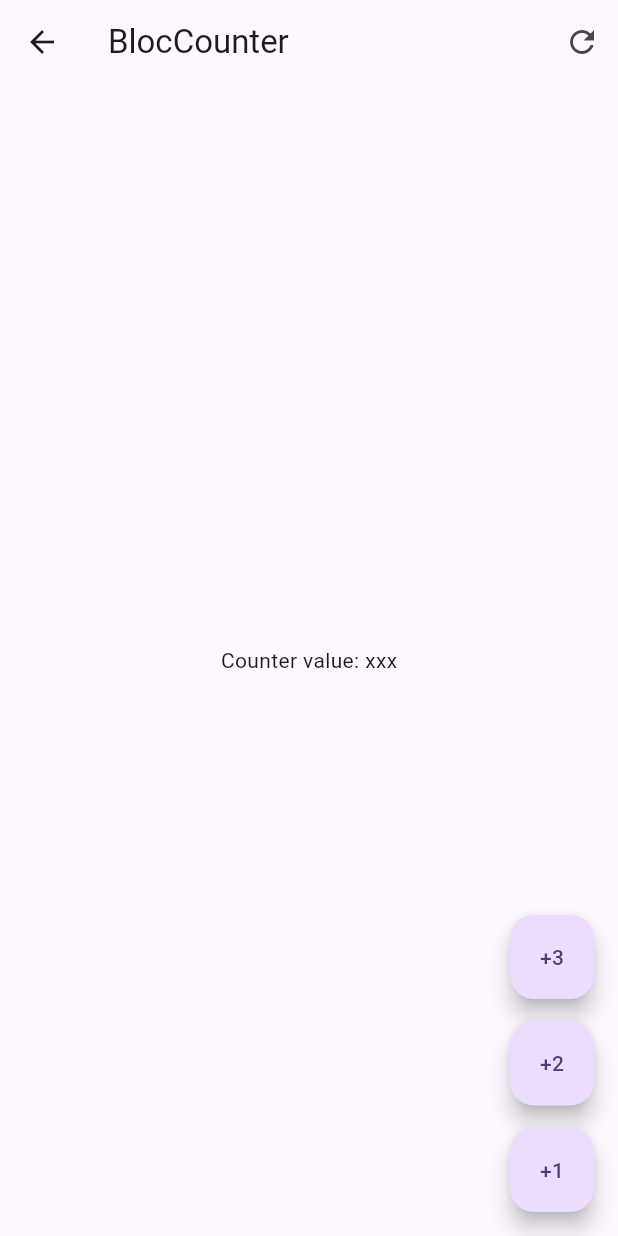
After one commit to mireyachaparro/Flutter-Forms, a Flutter app: the BlocCounterScreen screen opened directly, on a phone screen of 412 x 824 dp. The commit adds this screen. Run offline on Flutter 3.47's test engine with Material 3 defaults, Android fonts, the phone set to English and light mode, and no system bars; our stand-ins replace go_router.

Commit message:
Add bloc counter screen

```diff
--- /dev/null
+++ b/lib/presentation/screens/bloc_counter_screen.dart
@@ -0,0 +1,42 @@
+import 'package:flutter/material.dart';
+
+class BlocCounterScreen extends StatelessWidget {
+  const BlocCounterScreen({super.key});
+
+  @override
+  Widget build(BuildContext context) {
+    return Scaffold(
+      appBar: AppBar(
+        title: const Text('BlocCounter'),
+        actions: [
+          IconButton(onPressed: () => {}, icon: Icon(Icons.refresh_outlined))
+        ],
+      ),
+      body: Center(
+        child: const Text('Counter value: xxx'),
+      ),
+      floatingActionButton: Column(
+        mainAxisAlignment: MainAxisAlignment.end,
+        children: [
+          FloatingActionButton(
+            heroTag: '1',
+            child: const Text('+3'),
+            onPressed: () => {}
+          ),
+          const SizedBox(height: 15,),
+          FloatingActionButton(
+            heroTag: '2',
+            child: const Text('+2'),
+            onPressed: () => {}
+          ),
+          const SizedBox(height: 15,),
+          FloatingActionButton(
+            heroTag: '3',
+            child: const Text('+1'),
+            onPressed: () => {}
+          ),
+        ],
+      ),
+    );
+  }
+}
--- a/lib/presentation/screens/screens.dart
+++ b/lib/presentation/screens/screens.dart
@@ -1,2 +1,3 @@
 export 'package:forms_app/presentation/screens/home_screen.dart';
 export 'package:forms_app/presentation/screens/cubit_counter_screen.dart';
+export 'package:forms_app/presentation/screens/bloc_counter_screen.dart';
```
